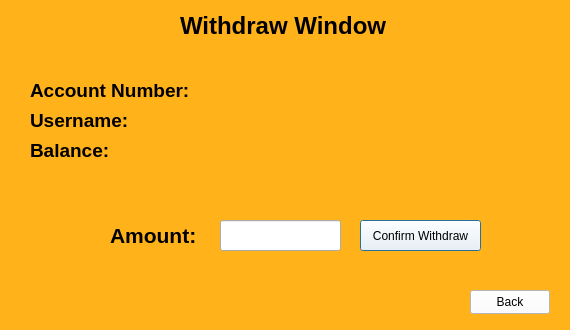
This is BankManagement_Extra/Forms/withdrawwindow.ui in SamDukJin/OOP_Proj-new- as Qt 5 draws it before an edit. The edited form follows.
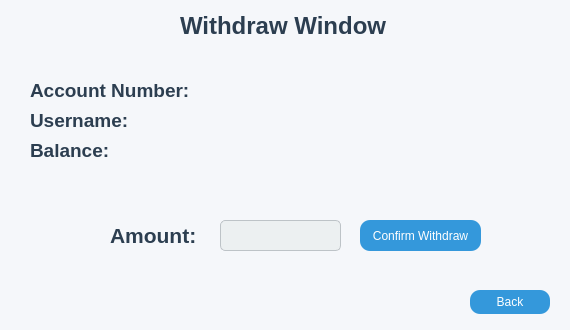
This is the edited form.

```diff
--- a/BankManagement_Extra/Forms/withdrawwindow.ui
+++ b/BankManagement_Extra/Forms/withdrawwindow.ui
@@ -15,7 +15,15 @@
   </property>
   <property name="styleSheet">
    <string notr="true">QDialog{
-	background-color: rgb(255, 178, 25)
+background-color: #f5f7fa;
+}
+QMessageBox {
+    color: #2c3e50; 
+    background-color: #ecf0f1; 
+}
+
+QMessageBox QLabel {
+    color: #2c3e50; 
 }</string>
   </property>
   <widget class="QLabel" name="label">
@@ -35,7 +43,8 @@
    </property>
    <property name="styleSheet">
     <string notr="true">QLabel {
-    color: black;
+    color: #2c3e50;
+    font-weight: bold;
 }</string>
    </property>
    <property name="text">
@@ -59,7 +68,8 @@
    </property>
    <property name="styleSheet">
     <string notr="true">QLabel {
-    color: black;
+    color: #2c3e50;
+    font-weight: bold;
 }</string>
    </property>
    <property name="text">
@@ -83,7 +93,8 @@
    </property>
    <property name="styleSheet">
     <string notr="true">QLabel {
-    color: black;
+    color: #2c3e50;
+    font-weight: bold;
 }</string>
    </property>
    <property name="text">
@@ -107,7 +118,8 @@
    </property>
    <property name="styleSheet">
     <string notr="true">QLabel {
-    color: black;
+    color: #2c3e50;
+    font-weight: bold;
 }</string>
    </property>
    <property name="text">
@@ -123,6 +135,16 @@
      <height>31</height>
     </rect>
    </property>
+   <property name="styleSheet">
+    <string notr="true">QLineEdit {
+    background-color: #ecf0f1;
+    border: 1px solid #bdc3c7;
+    border-radius: 5px;
+    padding: 5px;
+    font-size: 14px;
+	color: #2c3e50;	
+}</string>
+   </property>
   </widget>
   <widget class="QPushButton" name="ConfirmWith">
    <property name="geometry">
@@ -134,9 +156,19 @@
     </rect>
    </property>
    <property name="styleSheet">
-    <string notr="true">QPushButton{
-	color: black;
-	background-color:white
+    <string notr="true">QPushButton {
+    background-color: #3498db;
+    color: white;
+    border: none;
+    border-radius: 10px;
+}
+
+QPushButton:hover {
+    background-color: #2980b9;
+}
+
+QPushButton:pressed {
+    background-color: #1c5985;
 }</string>
    </property>
    <property name="text">
@@ -159,8 +191,9 @@
     </font>
    </property>
    <property name="styleSheet">
-    <string notr="true">QLabel{
-	color: black
+    <string notr="true">QLabel {
+    color: #2c3e50;
+    font-weight: bold;
 }</string>
    </property>
    <property name="text">
@@ -177,9 +210,19 @@
     </rect>
    </property>
    <property name="styleSheet">
-    <string notr="true">QPushButton{
-	color: black;
-	background-color:white
+    <string notr="true">QPushButton {
+    background-color: #3498db;
+    color: white;
+    border: none;
+    border-radius: 10px;
+}
+
+QPushButton:hover {
+    background-color: #2980b9;
+}
+
+QPushButton:pressed {
+    background-color: #1c5985;
 }</string>
    </property>
    <property name="text">
```
